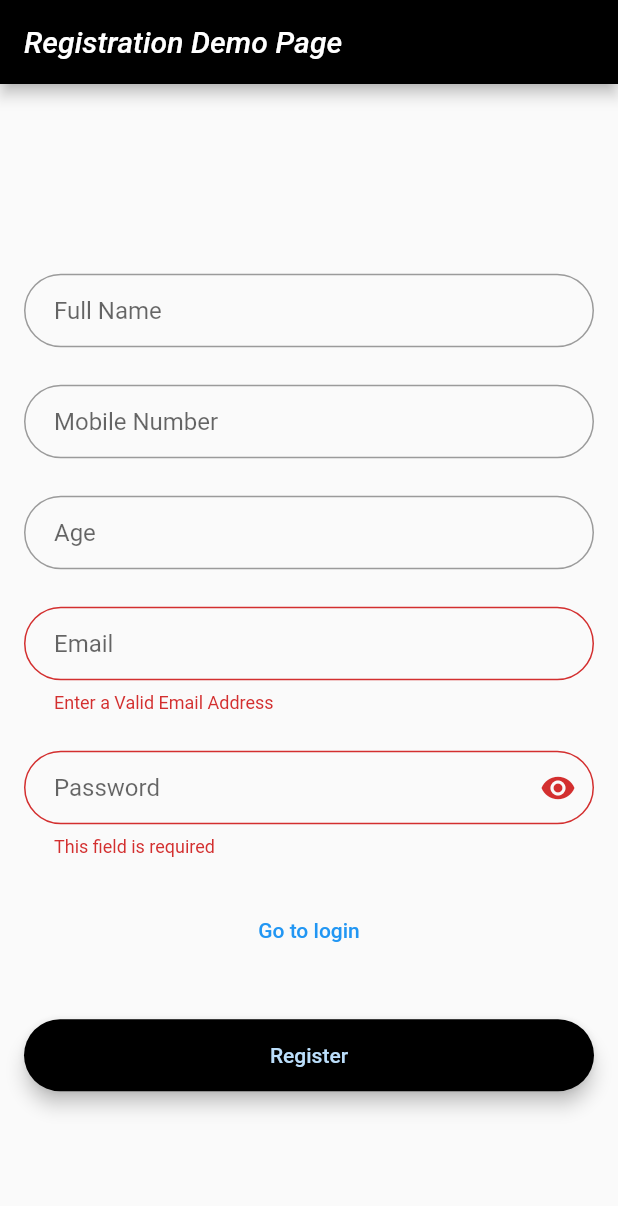
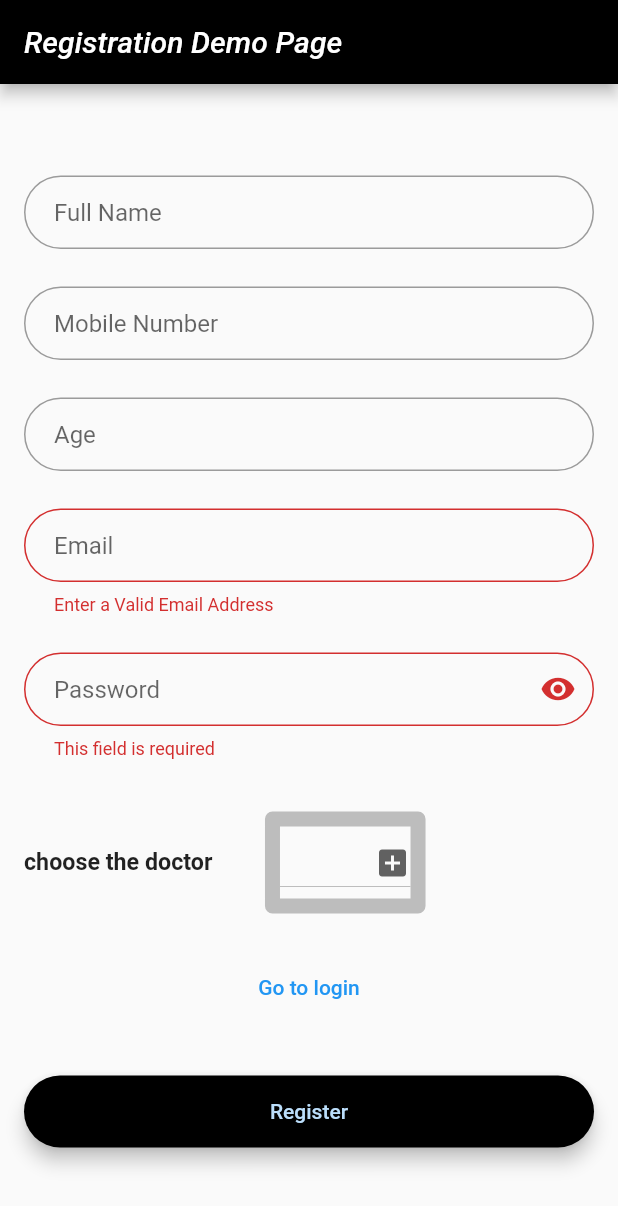
Before and after one commit to OmarMohammedFoad/firebase, a Flutter app: the screen it shows after launch, after a tap on "New? Register here", on a phone screen of 412 x 824 dp. Shown: the top 1206 px of the screen. Run offline on Flutter 3.47's test engine with Material 2 defaults, Android fonts, the phone set to English and light mode, and no system bars; our stand-ins replace cloud_firestore, firebase_auth, firebase_core, firebase_storage, font_awesome_flutter, google_sign_in and 1 more; missing offline and left inert: tflite; accounts and stored records are empty; network calls fail; Roboto replaces fonts that are missing (Georgia, Hind); project files that could hold a hidden picture were left out.

Commit message:
droplist updated

```diff
--- a/lib/models/user.dart
+++ b/lib/models/user.dart
@@ -1,4 +1,4 @@
-/*
+
 import 'dart:io';
 
 class User {
@@ -37,4 +37,3 @@ class User {
     };
   }
 }
-*/
--- /dev/null
+++ b/lib/models/usermode.dart
@@ -0,0 +1,22 @@
+class UserModel
+{
+      String? email;
+     String? uid;
+     String?role;
+     String?name;
+     String?number;
+     String?age;
+     bool?isAssigned;
+     String? isSelected;
+
+  UserModel({this.age,this.email,this.isAssigned,this.name,this.number,this.role,this.uid});
+  Map<String,dynamic> toMap() =>{
+    "email":email,
+    "fullname":name,
+    "uid":uid,
+    "role":role,
+    "age":age,
+    "isAssigned":isAssigned,
+    "isSelected":isSelected
+      };
+}
--- a/lib/screens/Register.dart
+++ b/lib/screens/Register.dart
@@ -24,6 +24,16 @@ class _Register extends State<Register> {
   final _age = TextEditingController();
   final _mobileNumber = TextEditingController();
   final GlobalKey<FormState> _formKey = GlobalKey<FormState>();
+      final List<String> _items = [
+    'doctor  1',
+    'doctor  2',
+    'doctor 3',
+    'doctor 4',
+    'doctor 5',
+  ];
+
+  String? _selectedItem;
+
 
   @override
   Widget build(BuildContext context) {
@@ -114,15 +124,21 @@ class _Register extends State<Register> {
         minWidth: MediaQuery.of(context).size.width,
         padding: const EdgeInsets.fromLTRB(20.0, 15.0, 20.0, 15.0),
         onPressed: () async {
+
+
           if (_formKey.currentState!.validate()) {
             dynamic result = await _auth.registerEmailPassword(
                 LoginUser(email: _email.text, password: _password.text),
                 _fullName.text.trim(),
                 _mobileNumber.text.trim(),
                 _email.text.trim(),
-                _age.text.trim()
+                _age.text.trim(),
+                _selectedItem.toString()
+
             );
+
             if (result.uid == null) {
+
               //null means unsuccessfull authentication
               showDialog(
                   context: context,
@@ -142,16 +158,60 @@ class _Register extends State<Register> {
       ),
     );
 
+final droplist =  Container(
+  decoration: BoxDecoration(
+    border: Border.all(
+      color: Colors.grey.shade400,
+      width: 10.0,
+    ),
+    borderRadius: BorderRadius.circular(5.0),
+  ),
+  child:   DropdownButton<String>(
+
+                value: _selectedItem,
+                icon: Icon(Icons.add_box),
+                iconDisabledColor:Colors.black ,
+                items: _items.map((value) {
+
+          return DropdownMenuItem<String>(
+            value: value,
+            child: Text(value),
+
+          );
+
+        }).toList(),
+
+        onChanged: (String? selectedItem) {
+
+          setState(() {
+            print(_selectedItem);
+             _selectedItem = selectedItem;
+
+          });
+
+        },
+
+      ),
+);
+
+    final  text =  Text("choose the doctor",style:   TextStyle(
+      fontSize: 15.5 ,
+      color: Colors.black87,
+          fontWeight: FontWeight.bold,
+
+    ),);
+
+
+
+
     return Scaffold(
       resizeToAvoidBottomInset: false,
       appBar: AppBar(
         title: const Text('Registration Demo Page'),
         backgroundColor: Theme.of(context).primaryColor,
       ),
-      body: Column(
-        mainAxisAlignment: MainAxisAlignment.center,
-        children: [
-          Form(
+      body: ListView(
+        children: [Form(
           autovalidateMode: AutovalidateMode.always,
           key: _formKey,
           child: Padding(
@@ -170,17 +230,27 @@ class _Register extends State<Register> {
                 emailField,
                 const SizedBox(height: 25.0),
                 passwordField,
+                 const SizedBox(height: 35.0),
+                 Center(
+                   child: Row(children: [
+                     text,
+                   const SizedBox(width: 35.0),
+
+                                droplist//  droplist,
+                   ],),
+                 ),
+
                 const SizedBox(height: 25.0),
                 txtbutton,
                 const SizedBox(height: 35.0),
                 registerButton,
                 const SizedBox(height: 15.0),
+
               ],
             ),
           ),
         ),
-        ],
-      ),
+      ]),
     );
   }
 }
--- a/lib/screens/home_page.dart
+++ b/lib/screens/home_page.dart
@@ -2,7 +2,7 @@ import 'dart:io';
 
 import 'package:flutter/material.dart';
 import 'package:image_picker/image_picker.dart';
-import 'package:tflite/tflite.dart';
+import "package:tflite/tflite.dart";
 
 class KidneyDiseaseDetection extends StatefulWidget {
   @override
--- a/lib/screens/profile_screen.dart
+++ b/lib/screens/profile_screen.dart
@@ -12,6 +12,7 @@ class ProfilePage extends StatelessWidget {
   String? name = '';
   String? age = '';
   String? phone = '';
+  String? isSelected='';
 
   @override
   Widget build(BuildContext context) {
@@ -65,9 +66,9 @@ class ProfilePage extends StatelessWidget {
                           itemBuilder: (context, i) {
                             var data = snapshot.data!.docs[i];
                             email = data['email'];
-                            name = data['name'];
+                            name = data['fullname'];
                             age = data['age'];
-                            phone = data['number'];
+                            isSelected = data['isSelected'];
 //                        return Text("Full Name and Email: ${data['fullName']} ${data['email']}");
                             return Center(
                               child: Container(
@@ -124,10 +125,10 @@ class ProfilePage extends StatelessWidget {
                                                           ),
                                                           ListTile(
                                                             leading:
-                                                            Icon(Icons.phone),
-                                                            title: Text("Phone"),
+                                                            Icon(Icons.person),
+                                                            title: Text("doctor"),
                                                             subtitle:
-                                                            Text(phone!),
+                                                            Text(isSelected!),
                                                           ),
                                                           ListTile(
                                                             leading:
--- a/lib/services/auth.dart
+++ b/lib/services/auth.dart
@@ -9,7 +9,7 @@ import 'package:google_sign_in/google_sign_in.dart';
 
 import '../models/FirebaseUser.dart';
 import '../models/loginuser.dart';
-import '../models/model.dart';
+import '../models/usermode.dart';
 
 class AuthService {
   final FirebaseAuth _auth = FirebaseAuth.instance;
@@ -76,7 +76,7 @@ class AuthService {
   }
 
   Future registerEmailPassword(LoginUser _login, String fullName,
-      String mobileNumber, String email, String age) async {
+      String mobileNumber, String email, String age,String selected_doctor) async {
     try {
       //Create user
       UserCredential userCredential = await FirebaseAuth.instance
@@ -91,7 +91,7 @@ class AuthService {
 
       //Add user details
       //addUserDetails(fullName, mobileNumber, email, age);
-      updateUserData(fullName, mobileNumber, email, age, 'Patient');
+      updateUserData(fullName, mobileNumber, email, age, 'Patient',selected_doctor );
 
       //Return user
       User? user = userCredential.user;
@@ -189,7 +189,7 @@ class AuthService {
   }
 
   Future updateUserData(String fullName, String mobileNumber,
-      String email, String age, String role) async {
+      String email, String age, String role,String selected_doctor) async {
     FirebaseFirestore firebaseFirestore = FirebaseFirestore.instance;
     User? user = _auth.currentUser;
     UserModel userModel = UserModel();
@@ -199,7 +199,8 @@ class AuthService {
     userModel.name = fullName;
     userModel.number = mobileNumber;
     userModel.age = age;
-    userModel.isAssigned = 'NA';
+    userModel.isAssigned = false;
+    userModel.isSelected= selected_doctor;
 
     await firebaseFirestore
         .collection("users")
--- a/pubspec.yaml
+++ b/pubspec.yaml
@@ -45,7 +45,6 @@ dependencies:
   image_picker: ^0.8.6
   wave: ^0.2.2
   google_sign_in: ^5.4.2
-  tflite: ^1.1.2
   cached_network_image: ^3.2.3
   progress_dialog: ^1.2.4
   shared_preferences: ^2.0.15
@@ -54,6 +53,7 @@ dependencies:
   pytorch_mobile: ^0.2.2
   camera:
   path_provider: ^2.0.11
+  tflite: ^1.1.2
 
 dev_dependencies:
   flutter_test:
```
Also changed, not shown: lib/main.dart (+4 -5 lines), pubspec.lock, 3 other files. Lines whose indentation alone changed are shown as unchanged.
